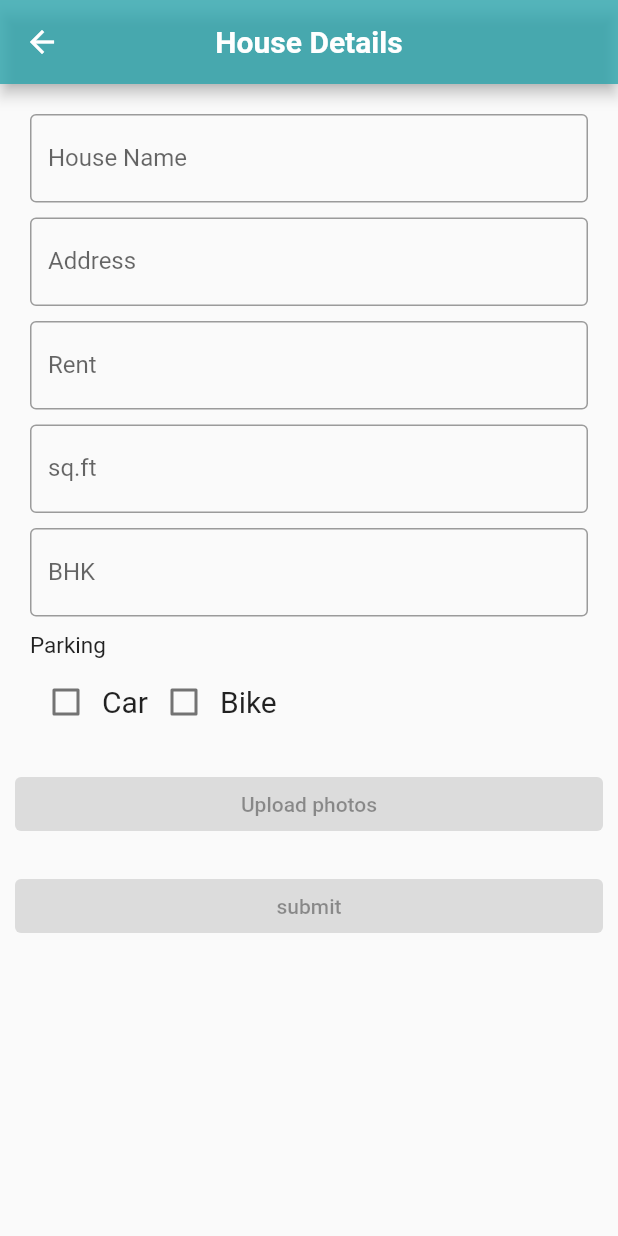
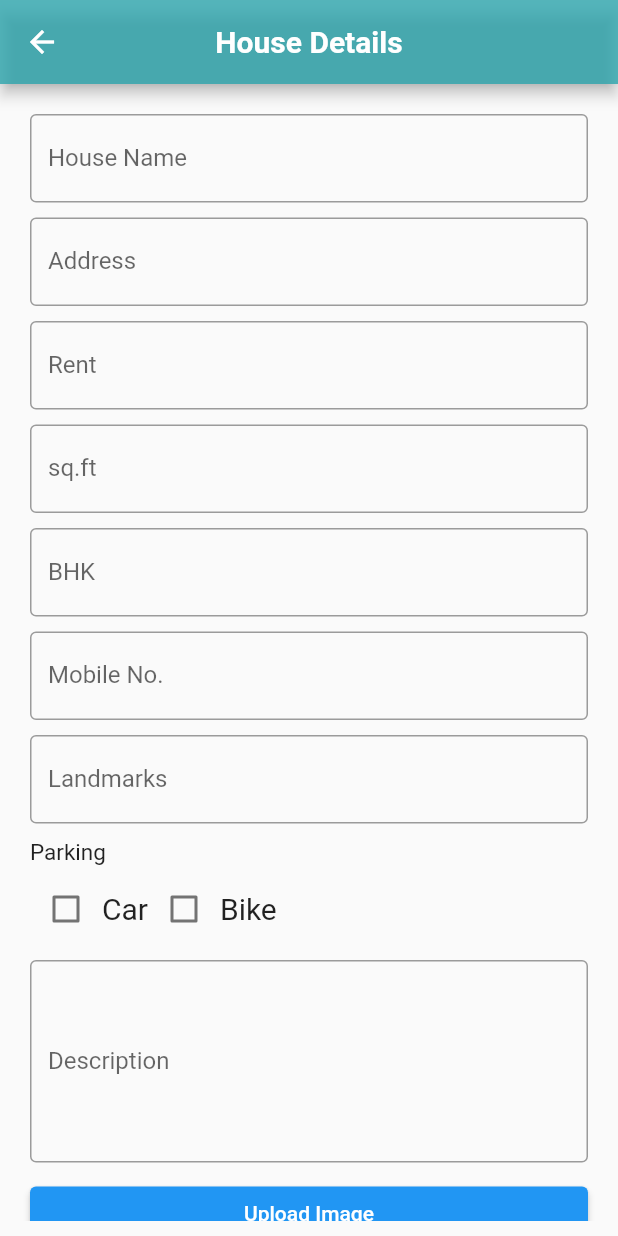
Before and after one commit to RavivarmanS/Unite_Bachelors, a Flutter app: the owner screen opened directly, on a phone screen of 412 x 824 dp. Run offline on Flutter 3.47's test engine with Material 2 defaults, Android fonts, the phone set to English and light mode, and no system bars; our stand-ins replace file, file_picker, firebase_core, firebase_storage, fluttertoast, geocoding and 4 more; accounts and stored records are empty.

Commit message:
Cleared bug in owner.dart

```diff
--- a/lib/main.dart
+++ b/lib/main.dart
@@ -121,7 +121,7 @@ class _HomeScreenState extends State<HomeScreen> {
         ),
         floatingActionButton: FloatingActionButton(
             onPressed: (){
-              Navigator.push(context, MaterialPageRoute(builder: (context)=>const owner()));
+              Navigator.push(context, MaterialPageRoute(builder: (context) => owner()));
             },
             backgroundColor:  const Color.fromARGB(200, 41, 164, 172),
           child: const Icon(Icons.add),
--- a/lib/owner.dart
+++ b/lib/owner.dart
@@ -1,10 +1,9 @@
-
-import 'dart:async';
+import 'dart:io';
 import 'package:file/file.dart';
+import 'package:file_picker/file_picker.dart';
 import 'package:flutter/material.dart';
 import 'package:image_picker/image_picker.dart';
 import 'package:firebase_storage/firebase_storage.dart';
-import 'package:firebase_core/firebase_core.dart';
 
 void main() => runApp(owner());
 
@@ -45,24 +44,15 @@ class HouseDetails extends StatefulWidget {
 class _HouseDetailsState extends State<HouseDetails> {
   bool checkboxcar=false;
   bool checkboxbike=false;
-  // PlatformFile? pickedfile;
+  late Future <File> imageFile;
 
-  // Future selectfile() async{
-  // final result=await FilePicker.platform.pickFiles();
-  // if(result==null)return;
-  // setState(() {
-  //   pickedfile=result.files.first;
-  // });
-  // }
-  // Future uploadfile() async{
-  //   final path='files/${pickedfile!.name}';
-  //   // final file= File(pickedfile!.path);
-  //
-  //   final ref=FirebaseStorage.instance.ref().child(path);
-  //   ref.putFile(pickedfile!.path as File);
-  // }
+  pickImage(ImageSource source){
+    imageFile=ImagePicker().pickImage(source: source) as Future<File>;
+  }
 
-
+  Widget? showImage(){
+    return null;
+  }
   @override
   Widget build(BuildContext context) {
     return Padding(
@@ -125,6 +115,28 @@ class _HouseDetailsState extends State<HouseDetails> {
             ),
           ),
           Container(
+            padding: EdgeInsets.fromLTRB(10,10,10,0),
+            child: TextField(
+              obscureText: true,
+              controller: null,
+              decoration: InputDecoration(
+                  labelText: 'Mobile No.',
+                  border: OutlineInputBorder()
+              ),
+            ),
+          ),
+          Container(
+            padding: EdgeInsets.fromLTRB(10,10,10,0),
+            child: TextField(
+              obscureText: true,
+              controller: null,
+              decoration: InputDecoration(
+                  labelText: 'Landmarks',
+                  border: OutlineInputBorder()
+              ),
+            ),
+          ),
+          Container(
 
             padding: EdgeInsets.fromLTRB(10,10,10,0),
             child: Text("Parking",style: TextStyle(fontSize: 15),)
@@ -160,44 +172,54 @@ class _HouseDetailsState extends State<HouseDetails> {
                     fontSize: 20.0,
                   ),
                 ),
-
               ],
             ),
           ),
           Container(
-            padding: EdgeInsets.only(top: 20.0),
+            padding: EdgeInsets.fromLTRB(10,10,10,0),
+            child: TextField(
+              keyboardType: TextInputType.multiline,
+              minLines: 5,//Normal textInputField will be displayed
+              maxLines: 10,
+              decoration: InputDecoration(
+                labelText: 'Description',
+                  border: OutlineInputBorder(),
+
+              ),
+            ),
+          ),
+          // Container(
+          //   padding: EdgeInsets.fromLTRB(10, 10, 10, 0),
+          //   child: Text('Selected'),
+          // ),
+          Container(
+            padding: EdgeInsets.fromLTRB(10,10,10,0),
             child: ElevatedButton(
-              onPressed: null,
-              child: const Text(
-                  "Upload photos"
-              ),
-
+                onPressed: ()=>uploadImage(),
+                child: Text(
+                  'Upload Image'
+            )
             ),
           ),
           Container(
-            padding: EdgeInsets.only(top: 20.0),
+            padding: EdgeInsets.fromLTRB(10,20,10,0),
             child: ElevatedButton(
-              onPressed: null,
-              child: const Text(
-                  "submit"
-              ),
-
+                onPressed: ()=>null,
+                child: Text(
+                    'Submit'
+                )
             ),
-
           ),
-          // Container(
-          //   color: Colors.blue[100],
-          //   child:Center(
-          //     child: Text(
-          //       pickedfile!.name,
-          //
-          //     ),
-          //   ),
-          //
-          // )
-
         ],
       ),
     );
   }
 }
+
+Future uploadImage() async{
+
+
+  final image = await ImagePicker().pickImage(source: ImageSource.gallery);
+  if(image==null) return;
+
+}
--- a/pubspec.yaml
+++ b/pubspec.yaml
@@ -45,12 +45,15 @@ dependencies:
   geocoding: ^2.1.0
   fluttertoast: ^8.2.1
   firebase_core: ^2.9.0
-  firebase_storage: ^11.1.0
+  firebase_storage: ^11.1.2
   image_picker: ^0.8.7+1
   google_sign_in: ^6.0.2
   flutter_facebook_auth: ^5.0.8
   file_picker: ^5.2.7
   file: ^6.1.4
+  image_cropper: ^3.0.2
+  path_provider: ^2.0.14
+  flutter_image_compress: ^1.1.3
 
 
 dev_dependencies:
```
Also changed, not shown: pubspec.lock.
